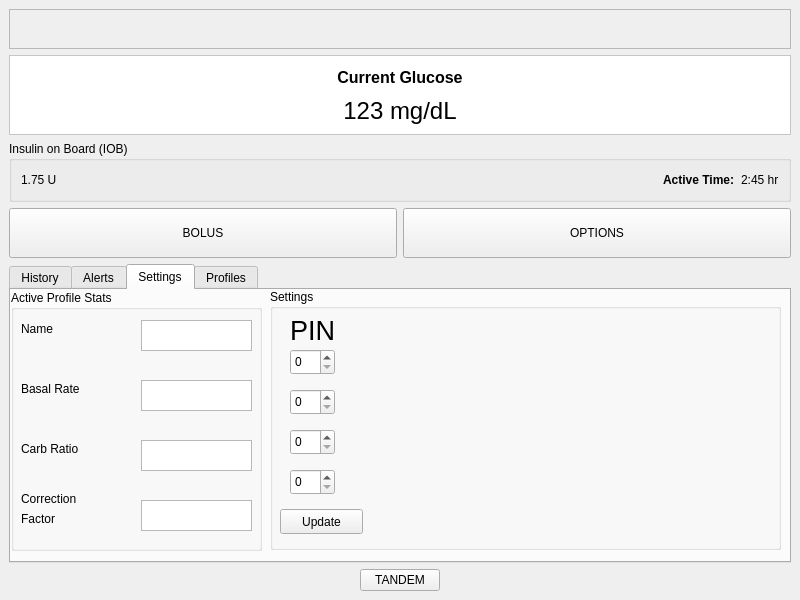
Before: the Qt Designer form mainwindow.ui in aaronmcleancs/tslim-data-simulator, drawn with Qt 5.
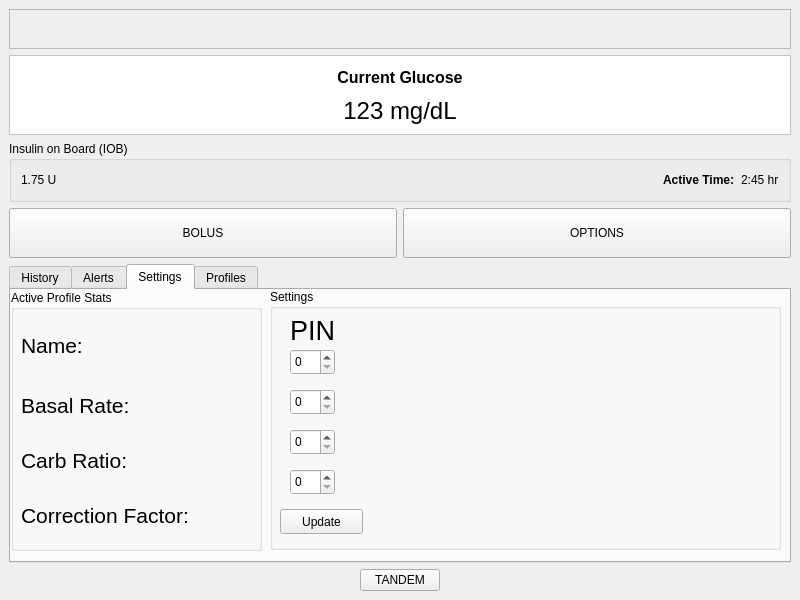
After: the same form once the commit is applied.

Patch:
```diff
--- a/mainwindow.ui
+++ b/mainwindow.ui
@@ -266,12 +266,17 @@
           <rect>
            <x>10</x>
            <y>30</y>
-           <width>62</width>
-           <height>17</height>
+           <width>231</width>
+           <height>51</height>
           </rect>
          </property>
+         <property name="font">
+          <font>
+           <pointsize>16</pointsize>
+          </font>
+         </property>
          <property name="text">
-          <string>Name</string>
+          <string>Name:</string>
          </property>
         </widget>
         <widget class="QLabel" name="label_4">
@@ -279,25 +284,35 @@
           <rect>
            <x>10</x>
            <y>90</y>
-           <width>71</width>
-           <height>17</height>
+           <width>241</width>
+           <height>51</height>
           </rect>
          </property>
+         <property name="font">
+          <font>
+           <pointsize>16</pointsize>
+          </font>
+         </property>
          <property name="text">
-          <string>Basal Rate</string>
+          <string>Basal Rate:</string>
          </property>
         </widget>
         <widget class="QLabel" name="label_5">
          <property name="geometry">
           <rect>
            <x>10</x>
-           <y>150</y>
-           <width>71</width>
-           <height>17</height>
+           <y>140</y>
+           <width>241</width>
+           <height>61</height>
           </rect>
          </property>
+         <property name="font">
+          <font>
+           <pointsize>16</pointsize>
+          </font>
+         </property>
          <property name="text">
-          <string>Carb Ratio</string>
+          <string>Carb Ratio:</string>
          </property>
         </widget>
         <widget class="QLabel" name="label_6">
@@ -305,65 +320,17 @@
           <rect>
            <x>10</x>
            <y>200</y>
-           <width>71</width>
-           <height>17</height>
+           <width>241</width>
+           <height>51</height>
           </rect>
          </property>
-         <property name="text">
-          <string>Correction</string>
+         <property name="font">
+          <font>
+           <pointsize>16</pointsize>
+          </font>
          </property>
-        </widget>
-        <widget class="QLabel" name="label_7">
-         <property name="geometry">
-          <rect>
-           <x>10</x>
-           <y>220</y>
-           <width>62</width>
-           <height>17</height>
-          </rect>
-         </property>
          <property name="text">
-          <string>Factor</string>
-         </property>
-        </widget>
-        <widget class="QTextBrowser" name="setting_name_box">
-         <property name="geometry">
-          <rect>
-           <x>130</x>
-           <y>30</y>
-           <width>111</width>
-           <height>31</height>
-          </rect>
-         </property>
-        </widget>
-        <widget class="QTextBrowser" name="setting_br_box">
-         <property name="geometry">
-          <rect>
-           <x>130</x>
-           <y>90</y>
-           <width>111</width>
-           <height>31</height>
-          </rect>
-         </property>
-        </widget>
-        <widget class="QTextBrowser" name="setting_cr_box">
-         <property name="geometry">
-          <rect>
-           <x>130</x>
-           <y>150</y>
-           <width>111</width>
-           <height>31</height>
-          </rect>
-         </property>
-        </widget>
-        <widget class="QTextBrowser" name="setting_cf_box">
-         <property name="geometry">
-          <rect>
-           <x>130</x>
-           <y>210</y>
-           <width>111</width>
-           <height>31</height>
-          </rect>
+          <string>Correction Factor:</string>
          </property>
         </widget>
        </widget>
```
Left out of the diff: 10 changed lines with no effect on the pictures.
